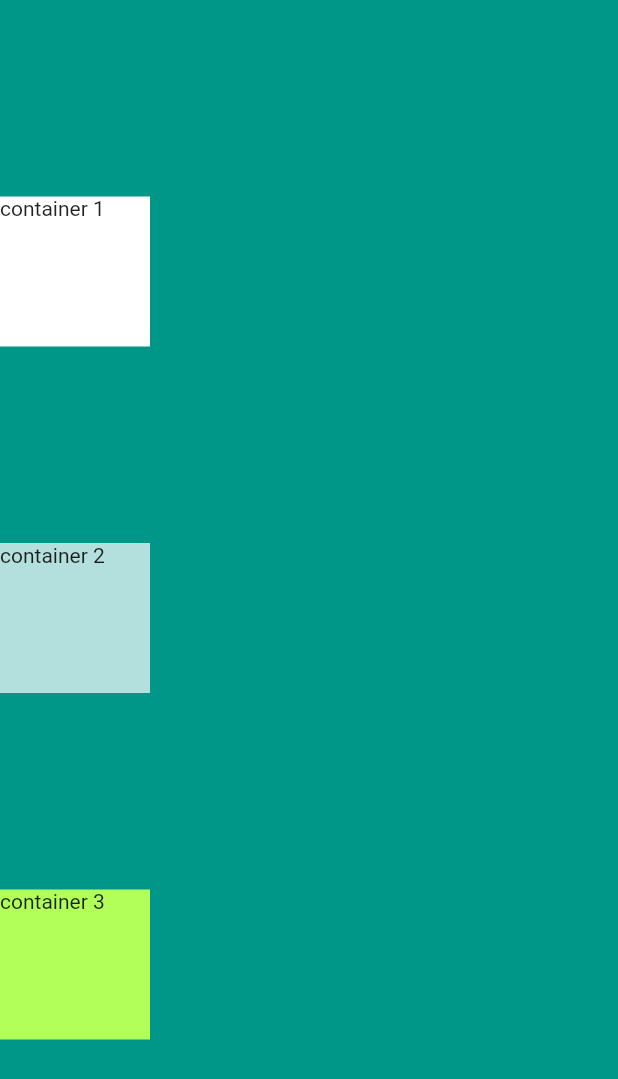
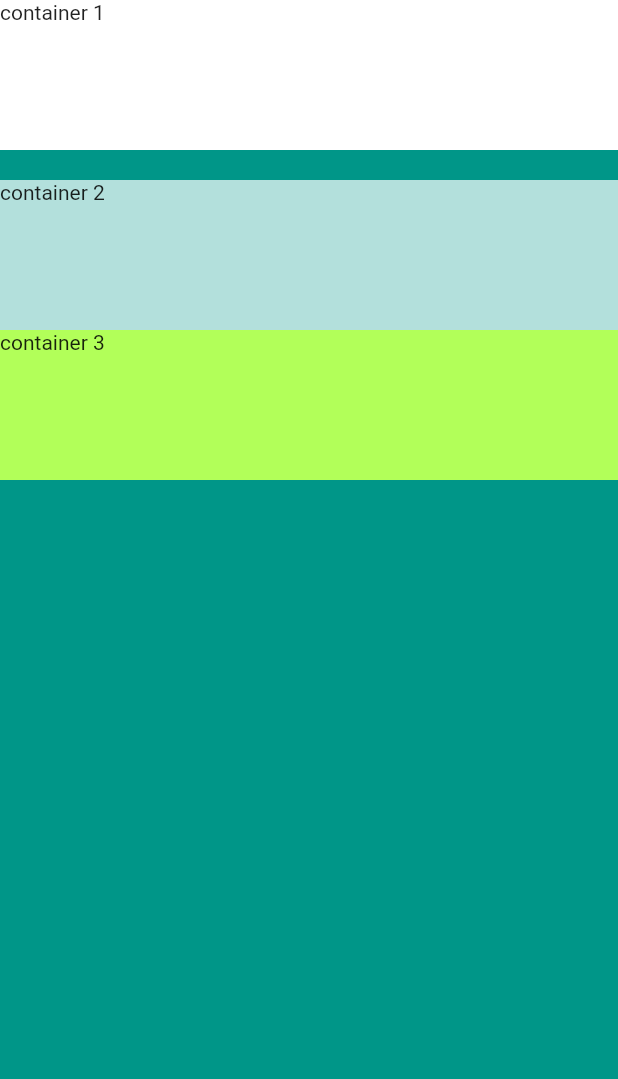
Before and after one commit to PrernaaSurbhi/flutter_sample_app, a Flutter app: the screen it shows after launch, on a phone screen of 412 x 824 dp. Shown: the top 1079 px of the screen. Run offline on Flutter 3.47's test engine with Material 2 defaults, Android fonts, the phone set to English and light mode, and no system bars.

Commit message:
CrossAxisAlignment --- > alignment for horizontal axis. added sizedBox() for adding the space between the column.

```diff
--- a/lib/main.dart
+++ b/lib/main.dart
@@ -13,21 +13,18 @@ class MyApp extends StatelessWidget {
         body: SafeArea(
           //container can only have single child . changes for single child layout widget.
           child:Column(
-            // add main axisize, to minimize the verticle size as per children.
-//            mainAxisSize: MainAxisSize.min,
-
-            // VerticalDirection.down mean it lies on top , if VerticalDirection.up . then it means lying on bottom.
-//            verticalDirection:VerticalDirection.down ,
-
-            // for alignment the main axis to the center, like this are down also.below used spaceEvenly to calculate what column has
-            mainAxisAlignment:MainAxisAlignment.spaceEvenly,
-
+            // for align horizontal axis
+            crossAxisAlignment: CrossAxisAlignment.stretch,
             children: <Widget>[
               Container(
                 height: 100.0,
                 width: 100.0,
                 color: Colors.white,
                 child: Text('container 1'),
+              ),
+              // SizedBox added below is for adding the spacing between the container.
+              SizedBox(
+               height:20.0
               ),
               Container(
                 width:100.0,
```
